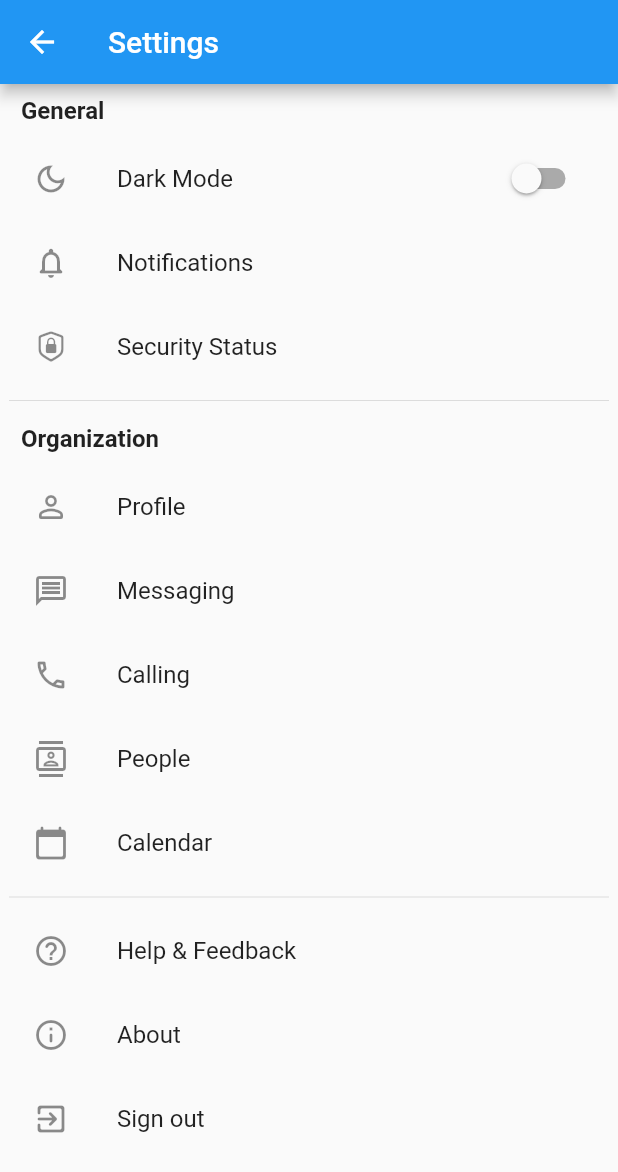
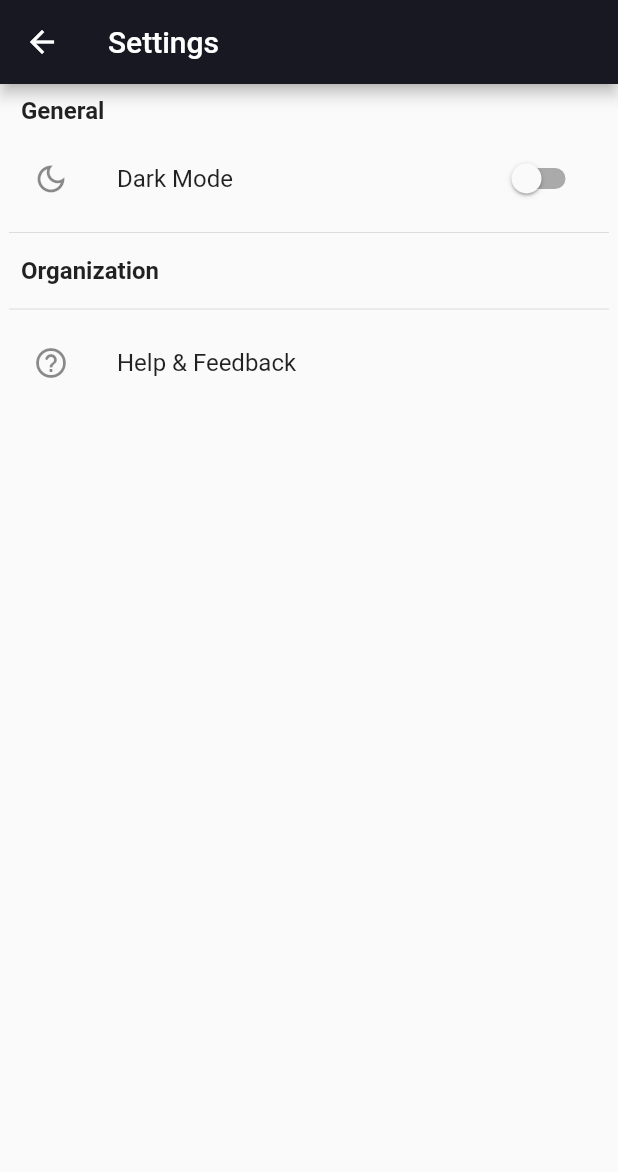
Before and after one commit to lightdarkmaster/Garduino_Version2, a Flutter app: the SettingsPage2 screen opened directly, on a phone screen of 412 x 824 dp. Shown: the top 1172 px of the screen. Run offline on Flutter 3.47's test engine with Material 2 defaults, Android fonts, the phone set to English and light mode, and no system bars; our stand-ins replace fl_chart, flutter_svg; network calls fail.

```diff
--- a/lib/widgets/menu.dart
+++ b/lib/widgets/menu.dart
@@ -7,6 +7,7 @@ import 'package:garduino_dashboard/main.dart';
 import 'package:garduino_dashboard/model/menu_modal.dart';
 import 'package:flutter_svg/svg.dart';
 import 'package:garduino_dashboard/widgets/dashboard_page.dart';
+import 'package:garduino_dashboard/widgets/notifications.dart';
 import 'package:garduino_dashboard/widgets/settings_page.dart';
 
 import 'controller_page.dart';
@@ -92,7 +93,7 @@ class _MenuState extends State<Menu> {
                       case 2: //Notification
                         Navigator.of(context).push(
                           MaterialPageRoute(
-                              builder: (context) => const ControllerPage()),
+                              builder: (context) => const NotificationPage()),
                         );
                         break;
                       case 3: //History
--- a/lib/widgets/settings_page.dart
+++ b/lib/widgets/settings_page.dart
@@ -1,4 +1,3 @@
-import 'package:flutter/cupertino.dart';
 import 'package:flutter/material.dart';
 
 class SettingsPage2 extends StatefulWidget {
@@ -9,14 +8,18 @@ class SettingsPage2 extends StatefulWidget {
 }
 
 class _SettingsPage2State extends State<SettingsPage2> {
-  bool _isDark = false;
+  //bool _isDark = false;
+  bool _isLight = false;
+
   @override
   Widget build(BuildContext context) {
     return Theme(
-      data: _isDark ? ThemeData.dark() : ThemeData.light(),
+      data: _isLight ? ThemeData.dark() : ThemeData.light(),
       child: Scaffold(
         appBar: AppBar(
           title: const Text("Settings"),
+          backgroundColor:
+              const Color(0xFF171821), // Set the background color to black
         ),
         body: Center(
           child: Container(
@@ -30,34 +33,24 @@ class _SettingsPage2State extends State<SettingsPage2> {
                       title: "Dark Mode",
                       icon: Icons.dark_mode_outlined,
                       trailing: Switch(
-                            value: _isDark,
+                        value: _isLight,
                         onChanged: (value) {
                           setState(() {
-                                _isDark = value;
+                            _isLight = value;
                           });
-                            })),
-                    const _CustomListTile(
-                        title: "Notifications",
-                        icon: Icons.notifications_none_rounded),
-                    const _CustomListTile(
-                        title: "Security Status",
-                        icon: CupertinoIcons.lock_shield),
+                        },
+                      ),
+                    ),
                   ],
                 ),
                 const Divider(),
                 const _SingleSection(
                   title: "Organization",
                   children: [
-                    _CustomListTile(
-                        title: "Profile", icon: Icons.person_outline_rounded),
-                    _CustomListTile(
-                        title: "Messaging", icon: Icons.message_outlined),
-                    _CustomListTile(
-                        title: "Calling", icon: Icons.phone_outlined),
-                    _CustomListTile(
-                        title: "People", icon: Icons.contacts_outlined),
-                    _CustomListTile(
-                        title: "Calendar", icon: Icons.calendar_today_rounded)
+                    //_CustomListTile(
+                    //title: "Profile", icon: Icons.person_outline_rounded),
+                    //_CustomListTile(
+                    //     title: "Calling", icon: Icons.phone_outlined),
                   ],
                 ),
                 const Divider(),
@@ -65,11 +58,8 @@ class _SettingsPage2State extends State<SettingsPage2> {
                   children: [
                     _CustomListTile(
                       title: "Help & Feedback",
-                        icon: Icons.help_outline_rounded),
-                    _CustomListTile(
-                        title: "About", icon: Icons.info_outline_rounded),
-                    _CustomListTile(
-                        title: "Sign out", icon: Icons.exit_to_app_rounded),
+                      icon: Icons.help_outline_rounded,
+                    ),
                   ],
                 ),
               ],
@@ -85,9 +75,13 @@ class _CustomListTile extends StatelessWidget {
   final String title;
   final IconData icon;
   final Widget? trailing;
-  const _CustomListTile(
-      {Key? key, required this.title, required this.icon, this.trailing})
-      : super(key: key);
+
+  const _CustomListTile({
+    Key? key,
+    required this.title,
+    required this.icon,
+    this.trailing,
+  }) : super(key: key);
 
   @override
   Widget build(BuildContext context) {
@@ -103,6 +97,7 @@ class _CustomListTile extends StatelessWidget {
 class _SingleSection extends StatelessWidget {
   final String? title;
   final List<Widget> children;
+
   const _SingleSection({
     Key? key,
     this.title,
```
Also changed, not shown: lib/widgets/aboutUs.dart (+151 -29 lines), lib/widgets/notifications.dart (added, +148 -0 lines). Lines whose indentation alone changed are shown as unchanged.
